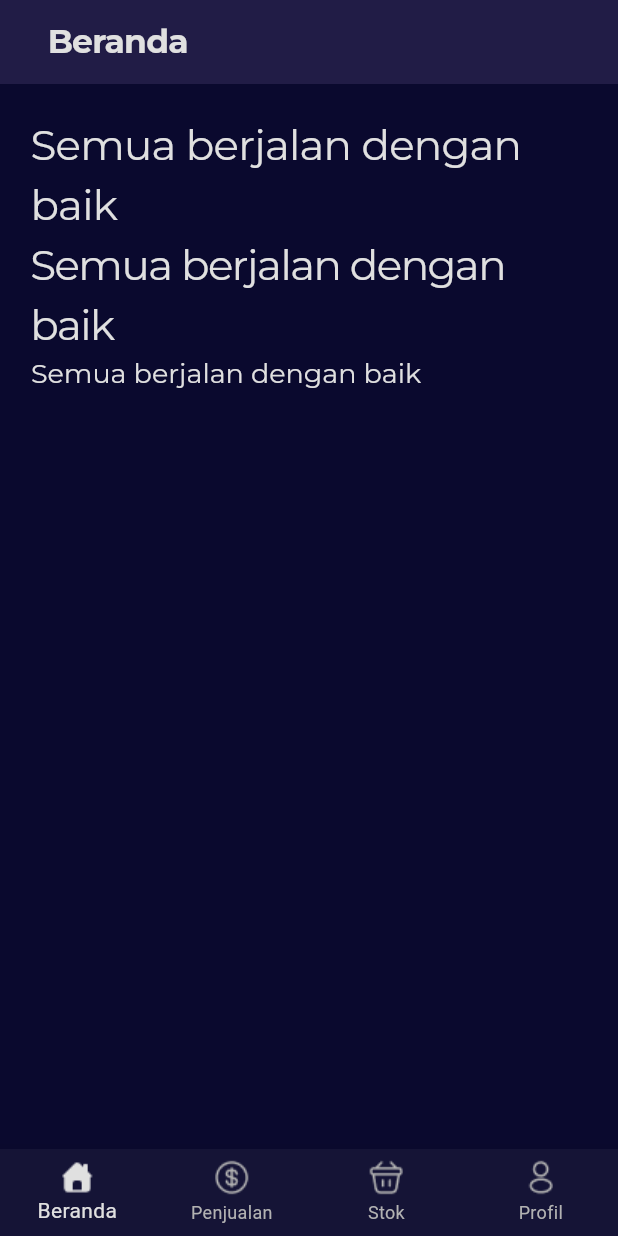
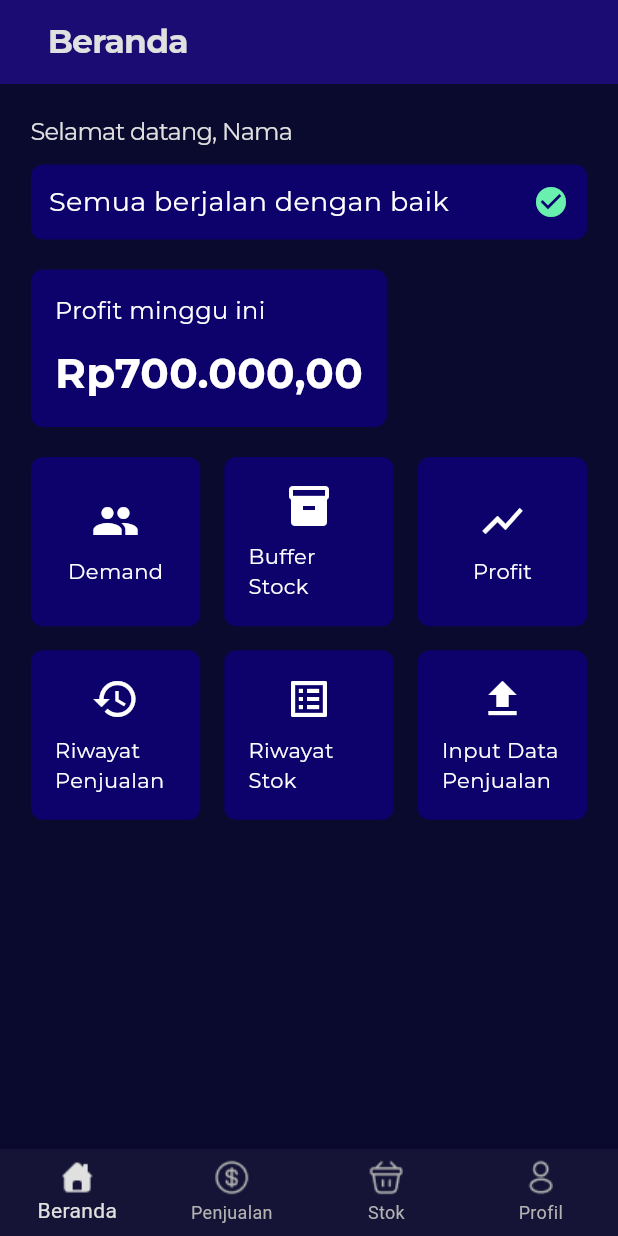
Before and after one commit to Bizniz-Corp/BizGrow-Mobile, a Flutter app: the screen it shows after launch, on a phone screen of 412 x 824 dp. Run offline on Flutter 3.47's test engine with Material 3 defaults, Android fonts, the phone set to English and light mode, and no system bars; our stand-ins replace google_fonts.

Commit message:
Update beranda_screen.dart

```diff
--- a/bizgrow_mobile_frontend/lib/screens/beranda/beranda_screen.dart
+++ b/bizgrow_mobile_frontend/lib/screens/beranda/beranda_screen.dart
@@ -1,9 +1,9 @@
-import 'package:bizgrow_mobile_frontend/themes/colors.dart';
 import 'package:flutter/material.dart';
 import 'package:google_fonts/google_fonts.dart';
+import 'package:bizgrow_mobile_frontend/themes/colors.dart';
 import 'package:bizgrow_mobile_frontend/themes/theme.dart';
 import 'package:bizgrow_mobile_frontend/themes/text_styles.dart';
-import 'package:bizgrow_mobile_frontend/widgets/navbar.dart';
+import 'package:bizgrow_mobile_frontend/widgets/navbar.dart'; // Removed FontAwesome import
 
 class BerandaScreen extends StatelessWidget {
   @override
@@ -11,31 +11,127 @@ class BerandaScreen extends StatelessWidget {
     return Scaffold(
       appBar: AppBar(
         title: Text('Beranda'),
+        backgroundColor: const Color.fromARGB(255, 13, 1, 107), // Custom color
       ),
       body: Container(
         margin: EdgeInsets.all(BizGrowTheme.getMargin(context)),
         child: Column(
           crossAxisAlignment: CrossAxisAlignment.start,
           children: [
+            // Greeting text
             Text(
-              'Semua berjalan dengan baik',
+              'Selamat datang, Nama',
               style: GoogleFonts.montserrat(
-                fontSize: 28,
+                fontSize: 16,
                 color: Monochrome.whiteDarkMode,
                 letterSpacing: -0.5,
               ),
             ),
-            Text(
-              'Semua berjalan dengan baik',
-              style: GoogleFonts.montserrat(
-                fontSize: 28,
-                color: Monochrome.whiteDarkMode,
-                letterSpacing: -1,
+            SizedBox(height: 10),
+
+            // Status message box
+            Container(
+              padding: EdgeInsets.all(12),
+              decoration: BoxDecoration(
+                color: const Color.fromARGB(255, 13, 1, 107),
+                borderRadius: BorderRadius.circular(8),
+              ),
+              child: Row(
+                mainAxisAlignment: MainAxisAlignment.spaceBetween,
+                children: [
+                  Text(
+                    'Semua berjalan dengan baik',
+                    style: GoogleFonts.montserrat(
+                      fontSize: 18,
+                      color: Colors.white,
+                    ),
+                  ),
+                  Icon(
+                    Icons.check_circle,
+                    color: Colors.greenAccent,
+                    size: 24,
+                  ),
+                ],
               ),
             ),
-            Text(
-              'Semua berjalan dengan baik',
-              style: Regular.large.withColor(Monochrome.whiteDarkMode),
+            SizedBox(height: 20),
+
+            // Profit section
+            Container(
+              padding: EdgeInsets.all(16),
+              decoration: BoxDecoration(
+                color: const Color.fromARGB(255, 13, 1, 107),
+                borderRadius: BorderRadius.circular(8),
+              ),
+              child: Column(
+                crossAxisAlignment: CrossAxisAlignment.start,
+                children: [
+                  Text(
+                    'Profit minggu ini',
+                    style: GoogleFonts.montserrat(
+                      fontSize: 16,
+                      color: Colors.white,
+                    ),
+                  ),
+                  SizedBox(height: 10),
+                  Text(
+                    'Rp700.000,00',
+                    style: GoogleFonts.montserrat(
+                      fontSize: 28,
+                      color: Colors.white,
+                      fontWeight: FontWeight.bold,
+                    ),
+                  ),
+                ],
+              ),
+            ),
+            SizedBox(height: 20),
+
+            // Quick access grid
+            Expanded(
+              child: GridView.count(
+                crossAxisCount: 3,
+                crossAxisSpacing: 16,
+                mainAxisSpacing: 16,
+                children: [
+                  _buildQuickAccessButton(
+                    context,
+                    Icons
+                        .people, // Replaced FontAwesome with standard Flutter icon
+                    'Demand',
+                  ),
+                  _buildQuickAccessButton(
+                    context,
+                    Icons
+                        .inventory, // Replaced FontAwesome with standard Flutter icon
+                    'Buffer Stock',
+                  ),
+                  _buildQuickAccessButton(
+                    context,
+                    Icons
+                        .show_chart, // Replaced FontAwesome with standard Flutter icon
+                    'Profit',
+                  ),
+                  _buildQuickAccessButton(
+                    context,
+                    Icons
+                        .history, // Replaced FontAwesome with standard Flutter icon
+                    'Riwayat Penjualan',
+                  ),
+                  _buildQuickAccessButton(
+                    context,
+                    Icons
+                        .list_alt, // Replaced FontAwesome with standard Flutter icon
+                    'Riwayat Stok',
+                  ),
+                  _buildQuickAccessButton(
+                    context,
+                    Icons
+                        .upload, // Replaced FontAwesome with standard Flutter icon
+                    'Input Data Penjualan',
+                  ),
+                ],
+              ),
             ),
           ],
         ),
@@ -43,4 +139,34 @@ class BerandaScreen extends StatelessWidget {
       bottomNavigationBar: MainNavigator(selectedIndex: 0),
     );
   }
+
+  // Helper function to create Quick Access Buttons
+  Widget _buildQuickAccessButton(
+      BuildContext context, IconData icon, String label) {
+    return Container(
+      padding: EdgeInsets.all(16),
+      decoration: BoxDecoration(
+        color: const Color.fromARGB(255, 13, 1, 107),
+        borderRadius: BorderRadius.circular(8),
+      ),
+      child: Column(
+        mainAxisAlignment: MainAxisAlignment.center,
+        children: [
+          Icon(
+            icon,
+            color: Colors.white,
+            size: 32,
+          ),
+          SizedBox(height: 8),
+          Text(
+            label,
+            style: GoogleFonts.montserrat(
+              fontSize: 14,
+              color: Colors.white,
+            ),
+          ),
+        ],
+      ),
+    );
+  }
 }
```
